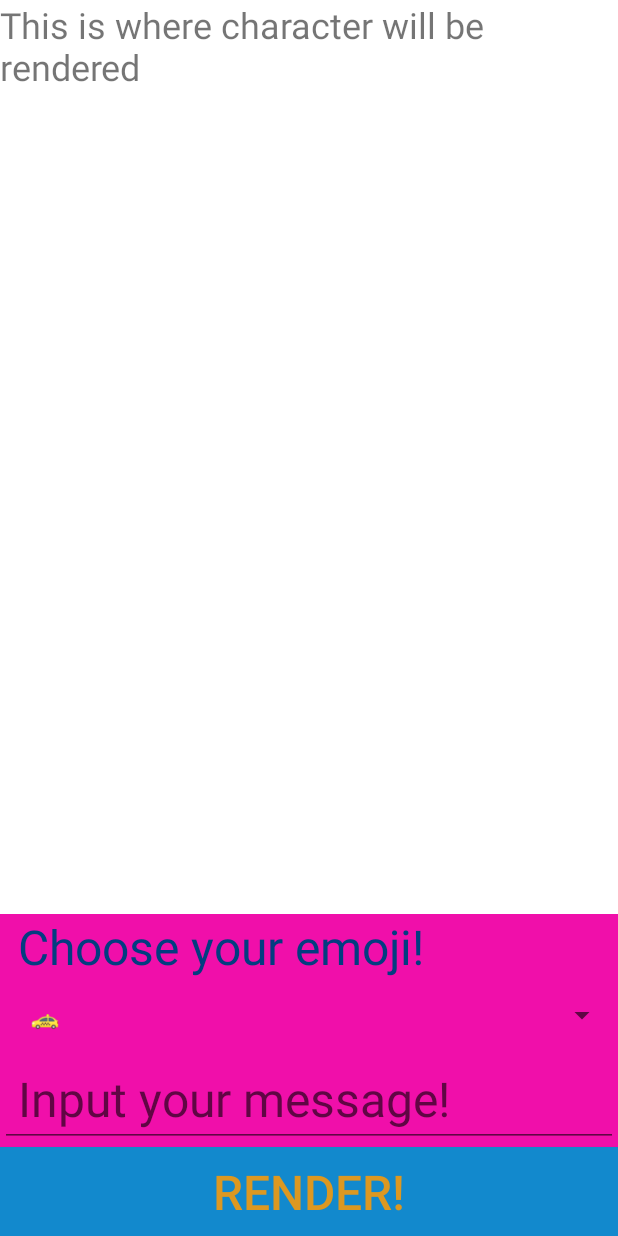
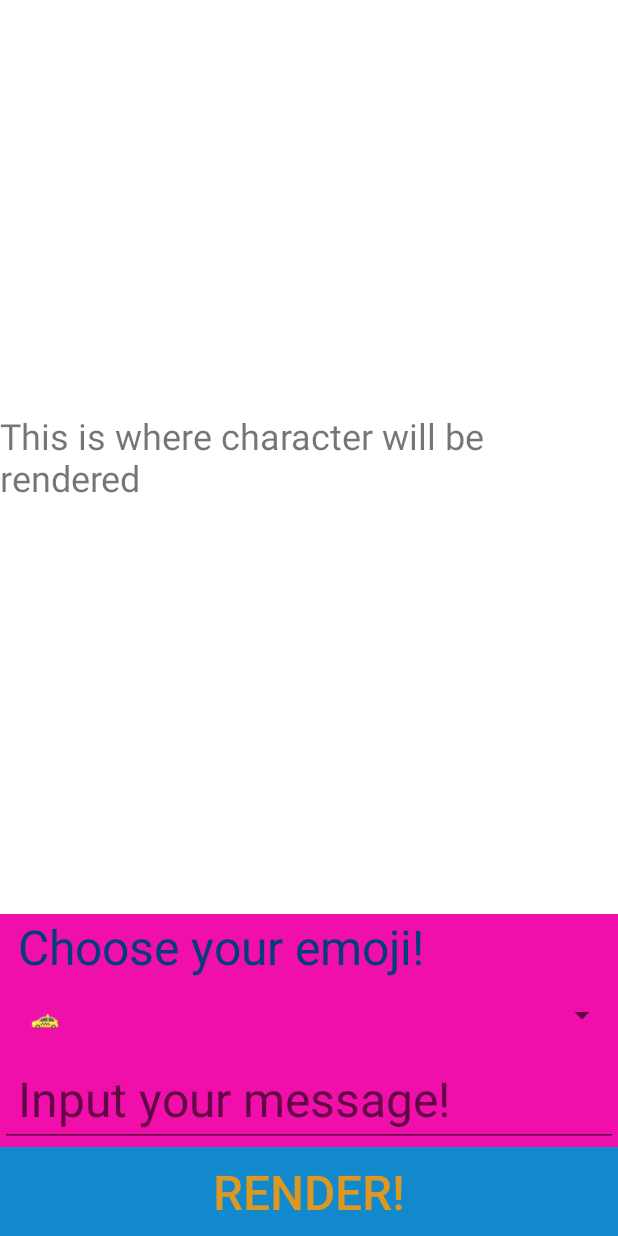
Before and after one commit to yipidee/silab, an Android app: the screen it shows after launch (MainActivity), on a phone screen of 412 x 824 dp. Run offline under Robolectric (Android 15) with nearby library versions, the phone set to English and light mode, and no system bars.

Commit message:
added todo list, fixed scroll view layout

```diff
--- a/app/src/main/java/com/example/android/silab/MainActivity.java
+++ b/app/src/main/java/com/example/android/silab/MainActivity.java
@@ -23,7 +23,19 @@ import java.io.IOException;
 import java.util.Hashtable;
 import java.util.List;
 
-
+/* The main activity for silab, renders layout, gets input, sets output etc.
+ *
+ * Currently implemented
+ *  - rendering emoji string
+ *  - sharing image of rendered string
+ *
+ * To be implemented
+ *  - TODO Selecting to send as text or image
+ *  - TODO have multiple emoji in one message
+ *  - TODO improve emjoi input method (emoji gridlike keyboard?)
+ *  - TODO add multiple emoji fonts for image option
+ *
+ */
 public class MainActivity extends Activity {
 
     Hashtable<Character, int[][]> charMap;      //global variable for character maps
@@ -45,14 +57,14 @@ public class MainActivity extends Activity {
 
         //Create string array adapter for dropdown list (emoji)
         ArrayAdapter<String> adapter = new ArrayAdapter<>(this, // current context
-                                                                android.R.layout.simple_spinner_dropdown_item, //default android dropdown
-                                                                emojiList //list of emoji created from Strings
-                                                                );
+                android.R.layout.simple_spinner_dropdown_item, //default android dropdown
+                emojiList //list of emoji created from Strings
+        );
         // make the list plain dropdown
         adapter.setDropDownViewResource(android.R.layout.simple_spinner_dropdown_item);
 
         //get a handle on the emoji selection dropdown
-        spinner = (Spinner)findViewById(R.id.emoji_selector);
+        spinner = (Spinner) findViewById(R.id.emoji_selector);
         //populate drop down with above adapter
         spinner.setAdapter(adapter);
 
@@ -60,7 +72,7 @@ public class MainActivity extends Activity {
         charMap = sh.getCharMap();
     }
 
-    // this is automatically created, did touch this function
+    // this is automatically created, didn't touch this function
     @Override
     public boolean onCreateOptionsMenu(Menu menu) {
         // Inflate the menu; this adds items to the action bar if it is present.
@@ -68,7 +80,7 @@ public class MainActivity extends Activity {
         return true;
     }
 
-    // this is automatically created, did touch this function
+    // this is automatically created, didn't touch this function
     @Override
     public boolean onOptionsItemSelected(MenuItem item) {
         // Handle action bar item clicks here. The action bar will
@@ -84,8 +96,8 @@ public class MainActivity extends Activity {
         return super.onOptionsItemSelected(item);
     }
 
-    //Wrote this function. It's doing the heavy lifting
-    public void render(View v){
+    // Function that creates emojified string
+    public void render(View v) {
         /* This is where the magic happens. Takes user string and selected emoji
          * and renders the character using the emoji.
          */
@@ -95,15 +107,15 @@ public class MainActivity extends Activity {
         String emojified = "";
 
         //handle to the user input
-        EditText userInput = (EditText)findViewById(R.id.user_text);
+        EditText userInput = (EditText) findViewById(R.id.user_text);
         userString = userInput.getText().toString();
         userString = userString.toUpperCase();
 
         char[] userCharArray = userString.toCharArray();
 
-        if(userCharArray.length!=0) { //check for no user input
+        if (userCharArray.length != 0) { //check for no user input
             emojified = makeEmojisedString(userCharArray);
-        }else{
+        } else {
             displayDialog(R.string.error_no_input);
         }
         // render text to view
@@ -111,29 +123,30 @@ public class MainActivity extends Activity {
         isRendered = true;
     }
 
-    public void share(View v){
+    // Function that creates and shares images of emojified string
+    public void share(View v) {
         /* Bare bones intent to send renderView as image.
          * Tested with:
-         *   Hangouts:
-         *   gmail:
+         *   Hangouts:  OK
+         *   gmail:     OK (cropped)
          *   Facebook:
-         *   FB mess:
+         *   FB mess:   OK
+         *   Line:      OK
+         *   WA:        OK (cropped)
          */
 
-        if(isRendered){
+        if (isRendered) {
 
             // Create bitmap
             Bitmap bm = Bitmap.createBitmap(renderView.getDrawingCache());
-            //Bitmap bm= Bitmap.createBitmap(view_bm,0,0,renderView.getWidth(),(int)(renderView.getLineCount()*renderView.getTextSize()));
-            //Canvas c = new Canvas(bm); // create a canvas from the bitmap
 
             // file to store PNG image of renderView content
             // this is only a file object, it doesn't create a file on disc
-            File f = new File(Environment.getExternalStorageDirectory()+File.separator, "tmp_emojified.png");
+            File f = new File(Environment.getExternalStorageDirectory() + File.separator, "tmp_emojified.png");
 
             try {
                 f.createNewFile(); // create the file
-            }catch(IOException e){
+            } catch (IOException e) {
                 // file creation fails for whatever reason
                 displayDialog(R.string.error_file_open);
                 e.printStackTrace();
@@ -143,12 +156,12 @@ public class MainActivity extends Activity {
             bm.compress(Bitmap.CompressFormat.PNG, 0, bos);
             byte[] bitmapdata = bos.toByteArray();
 
-            try{
+            try {
                 FileOutputStream fos = new FileOutputStream(f);
                 fos.write(bitmapdata);
                 fos.flush();
                 fos.close();
-            }catch(IOException e){
+            } catch (IOException e) {
                 // catchs error thrown when problem with file IO
                 e.printStackTrace();
             }
@@ -161,7 +174,7 @@ public class MainActivity extends Activity {
         }
     }
 
-    protected void displayDialog(int errorMessage){
+    protected void displayDialog(int errorMessage) {
         // Displays a error dialog, with an ok button to close
         AlertDialog.Builder builder = new AlertDialog.Builder(this);
         builder.setMessage(errorMessage);
@@ -175,22 +188,22 @@ public class MainActivity extends Activity {
         dialog.show();
     }
 
-    protected Boolean mapExists(char key){
+    protected Boolean mapExists(char key) {
         return charMap.containsKey(key);
     }
 
-    protected String makeEmojisedString(char[] input){
+    protected String makeEmojisedString(char[] input) {
         String space = " ";  // simple ASCII space
-        String selectedEmoji = (String)spinner.getSelectedItem(); // store selected emoji
+        String selectedEmoji = (String) spinner.getSelectedItem(); // store selected emoji
 
         //Variable to store emojised string
         String emojisedString = "";
 
         //handle to the render view
-        renderView = (TextView)findViewById(R.id.render_textview);
+        renderView = (TextView) findViewById(R.id.render_textview);
         renderView.setDrawingCacheEnabled(true);
 
-        for (int i=0; i<input.length; i++) {
+        for (int i = 0; i < input.length; i++) {
 
             char mapToUse = input[i];  // Get each character in order
 
@@ -213,8 +226,8 @@ public class MainActivity extends Activity {
                     emojisedString = emojisedString + "\n"; //'new line' character
                 }
                 // 'new line' for between characters, except for last character
-                if(i!=input.length-1) emojisedString = emojisedString + "\n";
-            }else{
+                if (i != input.length - 1) emojisedString = emojisedString + "\n";
+            } else {
                 displayDialog(R.string.error_no_map);
             }
         }
--- a/app/src/main/res/layout/activity_main.xml
+++ b/app/src/main/res/layout/activity_main.xml
@@ -7,7 +7,6 @@
     tools:context=".MainActivity">
 
    <ScrollView
-       android:id="@+id/render_scrollview"
        android:layout_width="match_parent"
        android:layout_height="0dp"
        android:layout_weight="1"
@@ -21,7 +20,8 @@
             android:text="@string/hello_world"
             android:textSize="24sp"
             android:textIsSelectable="true"
-            android:onClick="share"/>
+            android:onClick="share"
+            android:layout_gravity="center"/>
 
     </ScrollView>
 
```
